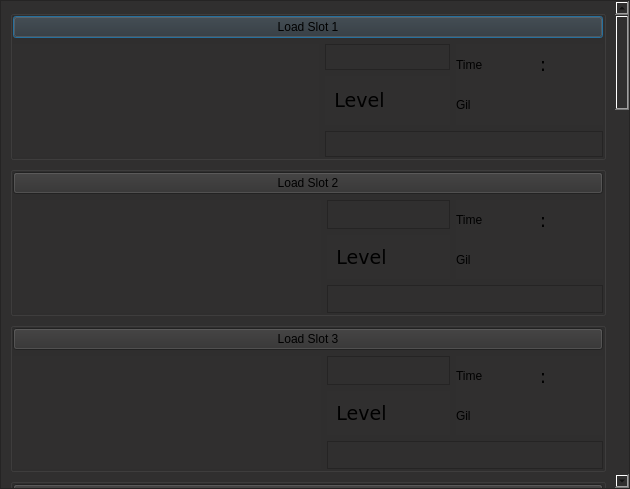
Before: the Qt Designer form slotselect.ui in sithlord48/blackchocobo, drawn with Qt 5.
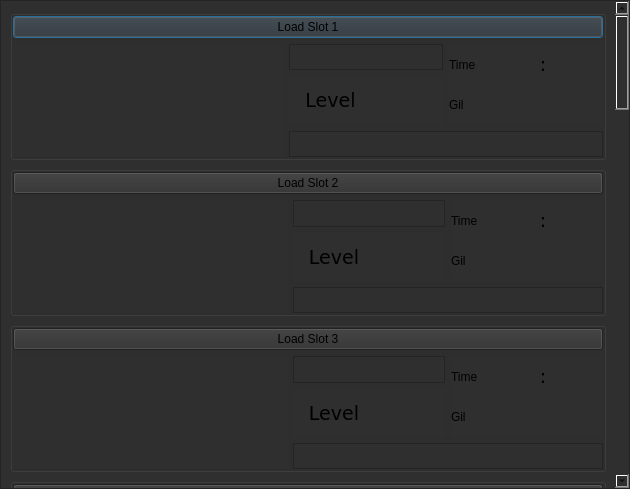
After: the same form once the commit is applied. Icons and pictures are not drawn.

Commit message: fix bug in ff7save that caused linked slots w/o region data to be cleared as if empty. Added get/set function for desc to FF7Save Updated mainwindow and slotselect to use them

What changed in the file:
```diff
--- a/slotselect.ui
+++ b/slotselect.ui
@@ -359,14 +359,14 @@
               <widget class="QLabel" name="s1_party1">
                <property name="minimumSize">
                 <size>
-                 <width>96</width>
-                 <height>100</height>
+                 <width>84</width>
+                 <height>96</height>
                 </size>
                </property>
                <property name="maximumSize">
                 <size>
-                 <width>100</width>
-                 <height>100</height>
+                 <width>84</width>
+                 <height>96</height>
                 </size>
                </property>
                <property name="frameShadow">
@@ -381,14 +381,14 @@
               <widget class="QLabel" name="s1_party2">
                <property name="minimumSize">
                 <size>
-                 <width>96</width>
-                 <height>100</height>
+                 <width>84</width>
+                 <height>96</height>
                 </size>
                </property>
                <property name="maximumSize">
                 <size>
-                 <width>100</width>
-                 <height>100</height>
+                 <width>84</width>
+                 <height>96</height>
                 </size>
                </property>
                <property name="scaledContents">
@@ -400,14 +400,14 @@
               <widget class="QLabel" name="s1_party3">
                <property name="minimumSize">
                 <size>
-                 <width>96</width>
-                 <height>100</height>
+                 <width>84</width>
+                 <height>96</height>
                 </size>
                </property>
                <property name="maximumSize">
                 <size>
-                 <width>100</width>
-                 <height>100</height>
+                 <width>84</width>
+                 <height>96</height>
                 </size>
                </property>
                <property name="scaledContents">
@@ -518,14 +518,14 @@
               <widget class="QLabel" name="s2_party1">
                <property name="minimumSize">
                 <size>
-                 <width>96</width>
-                 <height>100</height>
+                 <width>84</width>
+                 <height>96</height>
                 </size>
                </property>
                <property name="maximumSize">
                 <size>
-                 <width>100</width>
-                 <height>100</height>
+                 <width>84</width>
+                 <height>96</height>
                 </size>
                </property>
                <property name="scaledContents">
@@ -537,14 +537,14 @@
               <widget class="QLabel" name="s2_party2">
                <property name="minimumSize">
                 <size>
-                 <width>96</width>
-                 <height>100</height>
+                 <width>84</width>
+                 <height>96</height>
                 </size>
                </property>
                <property name="maximumSize">
                 <size>
-                 <width>100</width>
-                 <height>100</height>
+                 <width>84</width>
+                 <height>96</height>
                 </size>
                </property>
                <property name="scaledContents">
@@ -556,14 +556,14 @@
               <widget class="QLabel" name="s2_party3">
                <property name="minimumSize">
                 <size>
-                 <width>96</width>
-                 <height>100</height>
+                 <width>84</width>
+                 <height>96</height>
                 </size>
                </property>
                <property name="maximumSize">
                 <size>
-                 <width>100</width>
-                 <height>100</height>
+                 <width>84</width>
+                 <height>96</height>
                 </size>
                </property>
                <property name="scaledContents">
@@ -873,14 +873,14 @@
               <widget class="QLabel" name="s3_party1">
                <property name="minimumSize">
                 <size>
-                 <width>96</width>
-                 <height>100</height>
+                 <width>84</width>
+                 <height>96</height>
                 </size>
                </property>
                <property name="maximumSize">
                 <size>
-                 <width>100</width>
-                 <height>100</height>
+                 <width>84</width>
+                 <height>96</height>
                 </size>
                </property>
                <property name="scaledContents">
@@ -892,14 +892,14 @@
               <widget class="QLabel" name="s3_party2">
                <property name="minimumSize">
                 <size>
-                 <width>96</width>
-                 <height>100</height>
+                 <width>84</width>
+                 <height>96</height>
                 </size>
                </property>
                <property name="maximumSize">
                 <size>
-                 <width>100</width>
-                 <height>100</height>
+                 <width>84</width>
+                 <height>96</height>
                 </size>
                </property>
                <property name="scaledContents">
@@ -911,14 +911,14 @@
               <widget class="QLabel" name="s3_party3">
                <property name="minimumSize">
                 <size>
-                 <width>96</width>
-                 <height>100</height>
+                 <width>84</width>
+                 <height>96</height>
                 </size>
                </property>
                <property name="maximumSize">
                 <size>
-                 <width>100</width>
-                 <height>100</height>
+                 <width>84</width>
+                 <height>96</height>
                 </size>
                </property>
                <property name="scaledContents">
```
Left out of the diff: 288 changed lines with no effect on the pictures. The commit also changes 5 other files.
